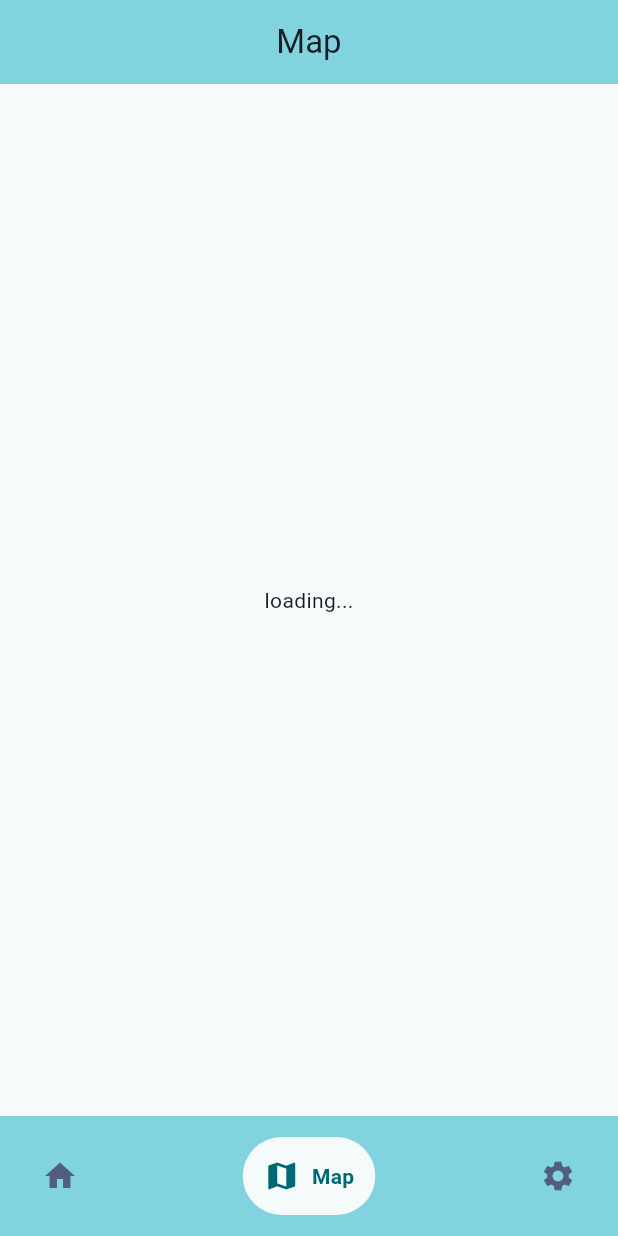
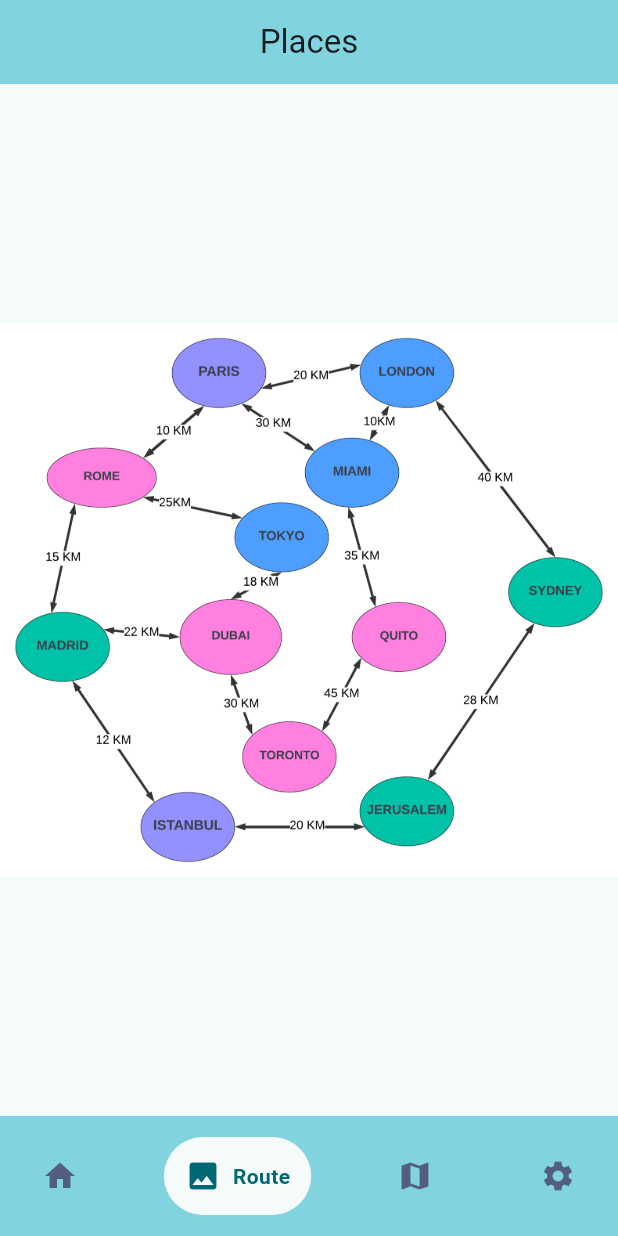
Before and after one commit to cassimHamisi/dijkstrasui, a Flutter app: the screen it shows after launch, item 2 of the bottom bar chosen, on a phone screen of 412 x 824 dp. Run offline on Flutter 3.47's test engine with Material 3 defaults, Android fonts, the phone set to English and light mode, and no system bars; drawn by our look-alikes of google_nav_bar; our stand-ins replace flutter_dotenv, google_maps_flutter, location; missing offline and left inert: flutter_polyline_points; network calls fail.

Commit message:
Added an image for viewing the routes

```diff
--- a/lib/components/map/loading_fallback.dart
+++ b/lib/components/map/loading_fallback.dart
@@ -6,7 +6,7 @@ class LoadingMapFallback extends StatelessWidget {
   @override
   Widget build(BuildContext context) {
     return const Center(
-      child: Text('loading...'),
+      child: CircularProgressIndicator(),
     );
   }
 }
--- a/lib/screens/home.dart
+++ b/lib/screens/home.dart
@@ -1,5 +1,7 @@
+import 'package:dijkstrasui/screens/image_screen.dart';
 import 'package:dijkstrasui/screens/map_page.dart';
 import 'package:dijkstrasui/screens/screen_list.dart';
+import 'package:dijkstrasui/screens/settings.dart';
 import 'package:flutter/material.dart';
 import 'package:google_nav_bar/google_nav_bar.dart';
 
@@ -17,11 +19,13 @@ class _MyHomePageState extends State<MyHomePage> {
 
   final List<Widget> _screens = [
     const CityListScreen(),
+    const ImageScreen(),
     const MapPage(),
     const SettingsPage(),
   ];
   final List<Text> _title = [
     const Text("Home"),
+    const Text("Places"),
     const Text("Map"),
     const Text("Settings"),
   ];
@@ -53,6 +57,10 @@ class _MyHomePageState extends State<MyHomePage> {
                 text: "Home",
               ),
               GButton(
+                icon: Icons.image,
+                text: "Route",
+              ),
+              GButton(
                 icon: Icons.map,
                 text: "Map",
               ),
@@ -73,29 +81,3 @@ class _MyHomePageState extends State<MyHomePage> {
     );
   }
 }
-
-class HomePage extends StatelessWidget {
-  const HomePage({super.key});
-
-  @override
-  Widget build(BuildContext context) {
-    return const Center(
-      child: Text(
-        'This is the home page',
-      ),
-    );
-  }
-}
-
-class SettingsPage extends StatelessWidget {
-  const SettingsPage({super.key});
-
-  @override
-  Widget build(BuildContext context) {
-    return const Center(
-      child: Text(
-        'This is the settings page',
-      ),
-    );
-  }
-}
--- /dev/null
+++ b/lib/screens/image_screen.dart
@@ -0,0 +1,19 @@
+import 'package:flutter/material.dart';
+
+class ImageScreen extends StatelessWidget {
+  const ImageScreen({super.key});
+
+  @override
+  Widget build(BuildContext context) {
+    return Scaffold(
+      body: Container(
+        decoration: const BoxDecoration(
+          image: DecorationImage(
+            image: AssetImage("assets/route.png"),
+            fit: BoxFit.contain,
+          ),
+        ),
+      ),
+    );
+  }
+}
--- a/pubspec.yaml
+++ b/pubspec.yaml
@@ -65,6 +65,7 @@ flutter:
   # To add assets to your application, add an assets section, like this:
   assets:
     - .env
+    - assets/
   #   - images/a_dot_burr.jpeg
   #   - images/a_dot_ham.jpeg
 
```
Also changed, not shown: lib/screens/settings.dart (added, +14 -0 lines), assets/route.png (added), 1 other file.
